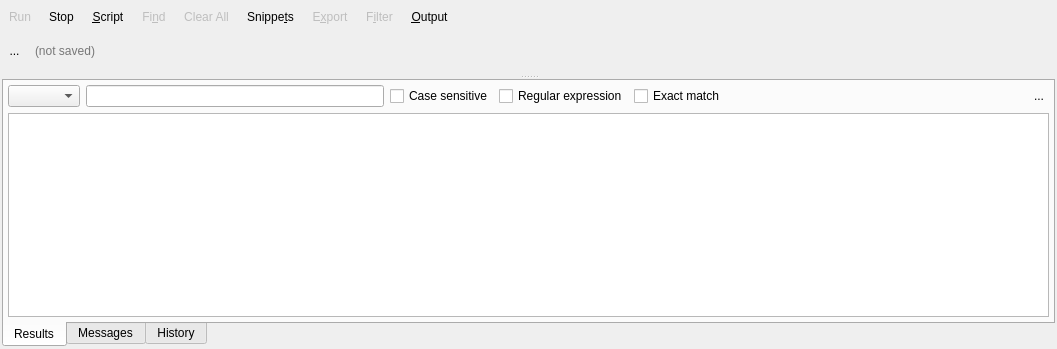
The window that libs/libgui/ui/tools/sqlexecutionwidget.ui (pgmodeler/pgmodeler) describes before a commit, drawn with Qt 5.
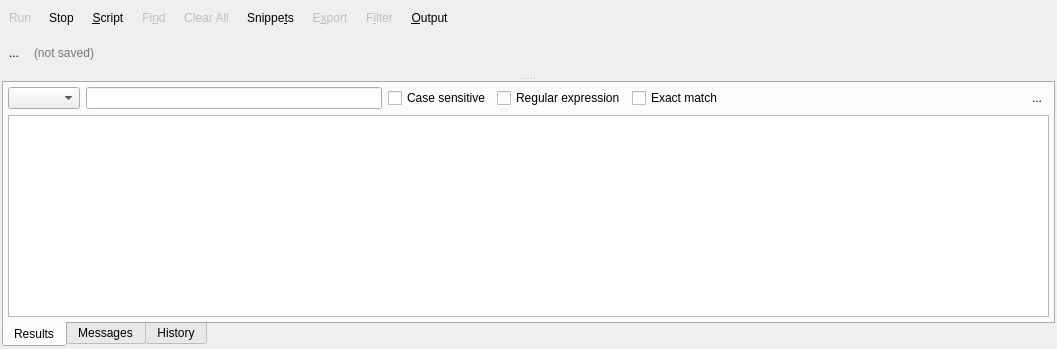
The same window after the commit. Icons and pictures are not drawn.

Commit message:
Minor adjust in ui-style.conf
Adjusted ui components on sqlexecutionwidget.ui, modelobjectswidget.ui,
operationlistwidget.ui

```diff
--- a/libs/libgui/ui/tools/sqlexecutionwidget.ui
+++ b/libs/libgui/ui/tools/sqlexecutionwidget.ui
@@ -55,18 +55,6 @@
       </property>
       <item>
        <widget class="QToolButton" name="close_file_tb">
-        <property name="minimumSize">
-         <size>
-          <width>25</width>
-          <height>25</height>
-         </size>
-        </property>
-        <property name="maximumSize">
-         <size>
-          <width>25</width>
-          <height>25</height>
-         </size>
-        </property>
         <property name="toolTip">
          <string>Close the current SQL script</string>
         </property>
@@ -79,8 +67,8 @@
         </property>
         <property name="iconSize">
          <size>
-          <width>20</width>
-          <height>20</height>
+          <width>32</width>
+          <height>32</height>
          </size>
         </property>
         <property name="autoRaise">
@@ -136,17 +124,11 @@
         <bool>false</bool>
        </property>
        <property name="sizePolicy">
-        <sizepolicy hsizetype="Fixed" vsizetype="Fixed">
+        <sizepolicy hsizetype="Preferred" vsizetype="Preferred">
          <horstretch>0</horstretch>
          <verstretch>0</verstretch>
         </sizepolicy>
        </property>
-       <property name="minimumSize">
-        <size>
-         <width>0</width>
-         <height>30</height>
-        </size>
-       </property>
        <property name="toolTip">
         <string>Run the specified SQL command</string>
        </property>
@@ -159,8 +141,8 @@
        </property>
        <property name="iconSize">
         <size>
-         <width>22</width>
-         <height>22</height>
+         <width>32</width>
+         <height>32</height>
         </size>
        </property>
        <property name="shortcut">
@@ -180,17 +162,11 @@
         <bool>true</bool>
        </property>
        <property name="sizePolicy">
-        <sizepolicy hsizetype="Fixed" vsizetype="Fixed">
+        <sizepolicy hsizetype="Preferred" vsizetype="Preferred">
          <horstretch>0</horstretch>
          <verstretch>0</verstretch>
         </sizepolicy>
        </property>
-       <property name="minimumSize">
-        <size>
-         <width>0</width>
-         <height>30</height>
-        </size>
-       </property>
        <property name="toolTip">
         <string>Cancel the execution of the current SQL command</string>
        </property>
@@ -203,8 +179,8 @@
        </property>
        <property name="iconSize">
         <size>
-         <width>22</width>
-         <height>22</height>
+         <width>32</width>
+         <height>32</height>
         </size>
        </property>
        <property name="shortcut">
@@ -223,11 +199,11 @@
        <property name="enabled">
         <bool>true</bool>
        </property>
-       <property name="minimumSize">
-        <size>
-         <width>0</width>
-         <height>30</height>
-        </size>
+       <property name="sizePolicy">
+        <sizepolicy hsizetype="Preferred" vsizetype="Preferred">
+         <horstretch>0</horstretch>
+         <verstretch>0</verstretch>
+        </sizepolicy>
        </property>
        <property name="toolTip">
         <string>Handle external SQL script</string>
@@ -241,8 +217,8 @@
        </property>
        <property name="iconSize">
         <size>
-         <width>22</width>
-         <height>22</height>
+         <width>32</width>
+         <height>32</height>
         </size>
        </property>
        <property name="shortcut">
@@ -270,11 +246,11 @@
        <property name="enabled">
         <bool>false</bool>
        </property>
-       <property name="minimumSize">
-        <size>
-         <width>0</width>
-         <height>30</height>
-        </size>
+       <property name="sizePolicy">
+        <sizepolicy hsizetype="Preferred" vsizetype="Preferred">
+         <horstretch>0</horstretch>
+         <verstretch>0</verstretch>
+        </sizepolicy>
        </property>
        <property name="toolTip">
         <string>Search in SQL code</string>
@@ -288,8 +264,8 @@
        </property>
        <property name="iconSize">
         <size>
-         <width>22</width>
-         <height>22</height>
+         <width>32</width>
+         <height>32</height>
         </size>
        </property>
        <property name="shortcut">
@@ -317,11 +293,11 @@
        <property name="enabled">
         <bool>false</bool>
        </property>
-       <property name="minimumSize">
-        <size>
-         <width>0</width>
-         <height>30</height>
-        </size>
+       <property name="sizePolicy">
+        <sizepolicy hsizetype="Preferred" vsizetype="Preferred">
+         <horstretch>0</horstretch>
+         <verstretch>0</verstretch>
+        </sizepolicy>
        </property>
        <property name="toolTip">
         <string>Clear sql input field and results</string>
@@ -335,8 +311,8 @@
        </property>
        <property name="iconSize">
         <size>
-         <width>22</width>
-         <height>22</height>
+         <width>32</width>
+         <height>32</height>
         </size>
        </property>
        <property name="toolButtonStyle">
@@ -352,11 +328,11 @@
        <property name="enabled">
         <bool>true</bool>
        </property>
-       <property name="minimumSize">
-        <size>
-         <width>0</width>
-         <height>30</height>
-        </size>
+       <property name="sizePolicy">
+        <sizepolicy hsizetype="Preferred" vsizetype="Preferred">
+         <horstretch>0</horstretch>
+         <verstretch>0</verstretch>
+        </sizepolicy>
        </property>
        <property name="toolTip">
         <string>Export results to a CSV file</string>
@@ -370,8 +346,8 @@
        </property>
        <property name="iconSize">
         <size>
-         <width>22</width>
-         <height>22</height>
+         <width>32</width>
+         <height>32</height>
         </size>
        </property>
        <property name="shortcut">
@@ -399,11 +375,11 @@
        <property name="enabled">
         <bool>false</bool>
        </property>
-       <property name="minimumSize">
-        <size>
-         <width>0</width>
-         <height>30</height>
-        </size>
+       <property name="sizePolicy">
+        <sizepolicy hsizetype="Preferred" vsizetype="Preferred">
+         <horstretch>0</horstretch>
+         <verstretch>0</verstretch>
+        </sizepolicy>
        </property>
        <property name="toolTip">
         <string>Export results to a CSV file</string>
@@ -417,8 +393,8 @@
        </property>
        <property name="iconSize">
         <size>
-         <width>22</width>
-         <height>22</height>
+         <width>32</width>
+         <height>32</height>
         </size>
        </property>
        <property name="shortcut">
@@ -443,11 +419,11 @@
        <property name="enabled">
         <bool>false</bool>
        </property>
-       <property name="minimumSize">
-        <size>
-         <width>0</width>
-         <height>30</height>
-        </size>
+       <property name="sizePolicy">
+        <sizepolicy hsizetype="Preferred" vsizetype="Preferred">
+         <horstretch>0</horstretch>
+         <verstretch>0</verstretch>
+        </sizepolicy>
        </property>
        <property name="toolTip">
         <string>Filter the retrived results</string>
@@ -461,8 +437,8 @@
        </property>
        <property name="iconSize">
         <size>
-         <width>22</width>
-         <height>22</height>
+         <width>32</width>
+         <height>32</height>
         </size>
        </property>
        <property name="shortcut">
@@ -487,11 +463,11 @@
        <property name="enabled">
         <bool>true</bool>
        </property>
-       <property name="minimumSize">
-        <size>
-         <width>0</width>
-         <height>30</height>
-        </size>
+       <property name="sizePolicy">
+        <sizepolicy hsizetype="Preferred" vsizetype="Preferred">
+         <horstretch>0</horstretch>
+         <verstretch>0</verstretch>
+        </sizepolicy>
        </property>
        <property name="toolTip">
         <string>Toggles the output pane</string>
@@ -505,8 +481,8 @@
        </property>
        <property name="iconSize">
         <size>
-         <width>22</width>
-         <height>22</height>
+         <width>32</width>
+         <height>32</height>
         </size>
        </property>
        <property name="shortcut">
@@ -554,14 +530,14 @@
         <widget class="QLabel" name="label_5">
          <property name="minimumSize">
           <size>
-           <width>20</width>
-           <height>20</height>
+           <width>32</width>
+           <height>32</height>
           </size>
          </property>
          <property name="maximumSize">
           <size>
-           <width>22</width>
-           <height>22</height>
+           <width>32</width>
+           <height>32</height>
           </size>
          </property>
          <property name="text">
@@ -790,18 +766,6 @@
                  </item>
                  <item>
                   <widget class="QToolButton" name="hide_tb">
-                   <property name="minimumSize">
-                    <size>
-                     <width>20</width>
-                     <height>20</height>
-                    </size>
-                   </property>
-                   <property name="maximumSize">
-                    <size>
-                     <width>20</width>
-                     <height>20</height>
-                    </size>
-                   </property>
                    <property name="toolTip">
                     <string>Hide this widget</string>
                    </property>
@@ -812,6 +776,12 @@
                     <iconset resource="../../res/resources.qrc">
                      <normaloff>:/icons/icons/close1.png</normaloff>:/icons/icons/close1.png</iconset>
                    </property>
+                   <property name="iconSize">
+                    <size>
+                     <width>28</width>
+                     <height>28</height>
+                    </size>
+                   </property>
                    <property name="autoRaise">
                     <bool>true</bool>
                    </property>
```
Left out of the diff: 4 changed lines with no effect on the pictures. The commit also changes 3 other files.
